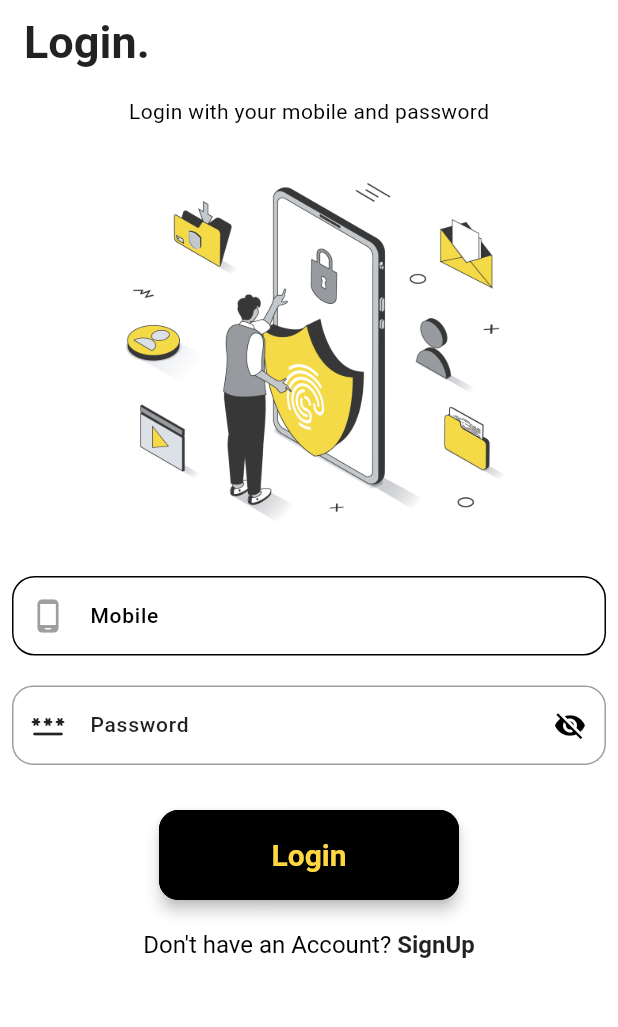
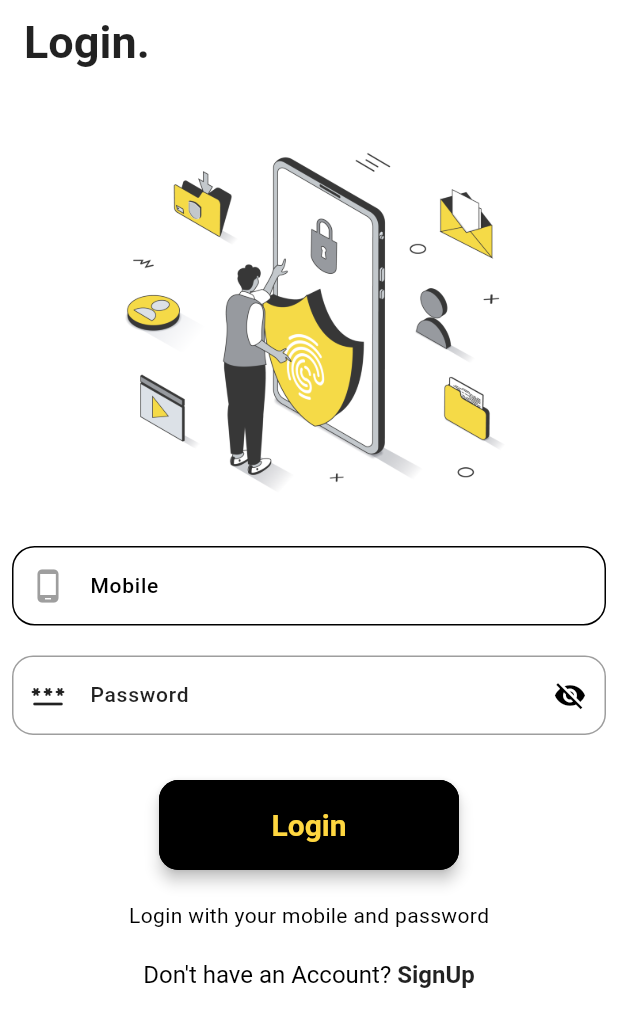
Before and after one commit to yakshpanchal/rupeetracker, a Flutter app: the screen it shows after launch, on a phone screen of 412 x 824 dp. Shown: the top 1027 px of the screen. Run offline on Flutter 3.47's test engine with Material 3 defaults, Android fonts, the phone set to English and light mode, and no system bars; our stand-ins replace go_router, lottie, salomon_bottom_bar; Roboto replaces fonts that are missing (poppins).

```diff
--- a/lib/features/Auth/Pages/LoginPage.dart
+++ b/lib/features/Auth/Pages/LoginPage.dart
@@ -39,7 +39,7 @@ class _LoginState extends State<Login> {
             child: Column(
               mainAxisAlignment: MainAxisAlignment.center,
               children: [
-                Text('Login with your mobile and password'),
+
                 SizedBox(
                   height: 300,
                   child: Image.asset('assets/images/LoginImage.png'),
@@ -142,6 +142,8 @@ class _LoginState extends State<Login> {
                   buttontextSize: 20,
                 ),
                 const SizedBox(height: 20),
+                Text('Login with your mobile and password'),
+                const SizedBox(height: 20),
 
                 Center(
                   child: RichText(
--- a/lib/main.dart
+++ b/lib/main.dart
@@ -9,7 +9,6 @@ void main() async {
 
 class MyApp extends StatelessWidget {
   const MyApp({super.key});
-
   // This widget is the root of your application.
   @override
   Widget build(BuildContext context) {
```
Also changed, not shown: lib/features/Splash_Screens/Splash_Screen_beforeHomepage.dart (+11 -5 lines), pubspec.yaml (+8 -1 lines), pubspec.lock, 16 other files.
